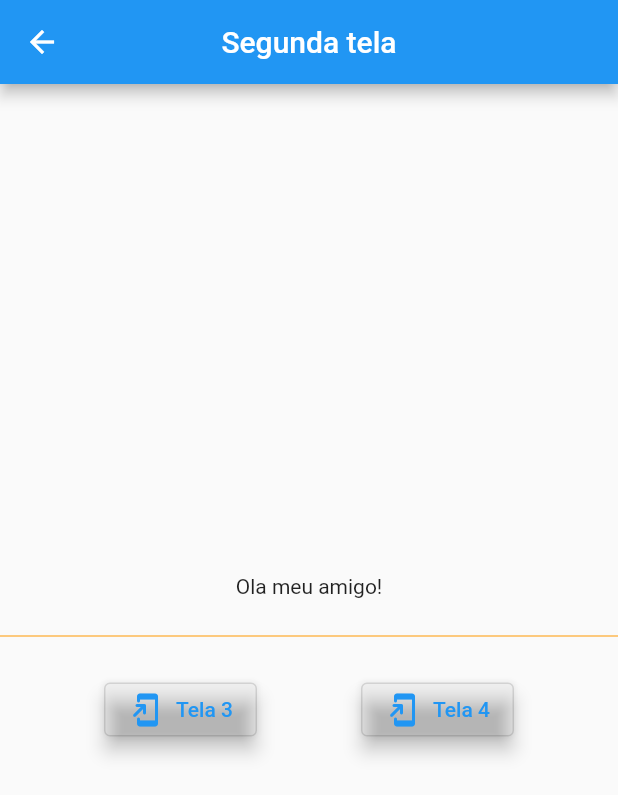
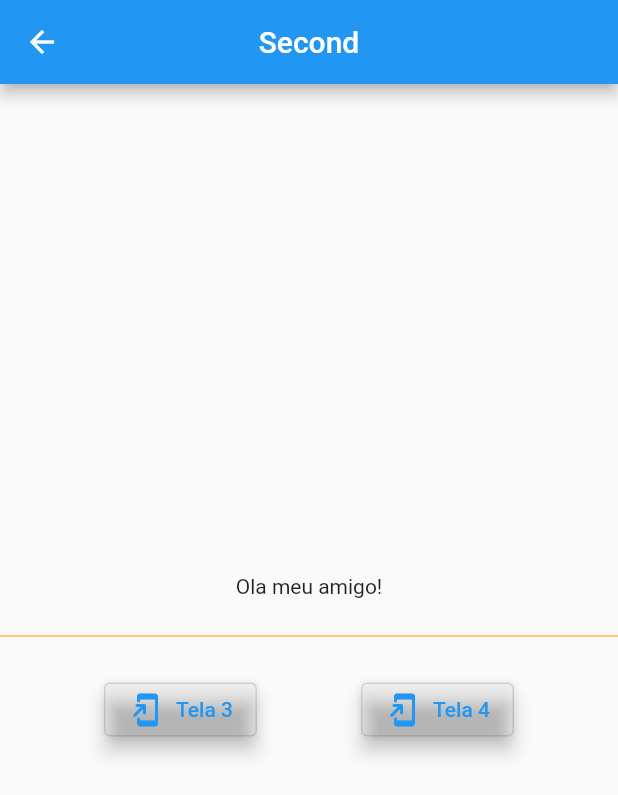
Before and after one commit to brandaoti/navigator-pages, a Flutter app: the SecondScreen screen opened by its route, on a phone screen of 412 x 824 dp. Shown: the top 795 px of the screen. Run offline on Flutter 3.47's test engine with Material 2 defaults, Android fonts, the light colour scheme and no system bars.

Commit message:
att rota

```diff
--- a/lib/screens/home_screen.dart
+++ b/lib/screens/home_screen.dart
@@ -10,7 +10,7 @@ class HomeScreen extends StatelessWidget {
     return Scaffold(
       backgroundColor: Colors.orange,
       appBar: AppBar(
-        title: Text('Pagina inicial'),
+        title: Text('First'),
         centerTitle: true,
       ),
       body: Row(
--- a/lib/screens/second_view.dart
+++ b/lib/screens/second_view.dart
@@ -7,7 +7,7 @@ class SecondScreen extends StatelessWidget {
   Widget build(BuildContext context) {
     return Scaffold(
       appBar: AppBar(
-        title: Text('Segunda tela'),
+        title: Text('Second'),
         centerTitle: true,
       ),
       body: Column(
--- a/lib/screens/third_screen.dart
+++ b/lib/screens/third_screen.dart
@@ -8,7 +8,7 @@ class ThirdScreen extends StatelessWidget {
   Widget build(BuildContext context) {
     return Scaffold(
       appBar: AppBar(
-        title: Text('Third view'),
+        title: Text('Third'),
         centerTitle: true,
       ),
       body: Column(
--- a/lib/shared/core/routes/app_route.dart
+++ b/lib/shared/core/routes/app_route.dart
@@ -1,6 +1,6 @@
 class AppRoute {
-  static const HOME = '/home';
+  static const HOME = '/';
   static const SECOND_SCREEN = '/second';
-  static const THIRD_SCREEN = '/';
+  static const THIRD_SCREEN = '/third';
   static const FOURTH_SCREEN = '/fourth';
 }
```
Also changed, not shown: lib/screens/fourth_screen.dart (+10 -2 lines), 1 other file.
